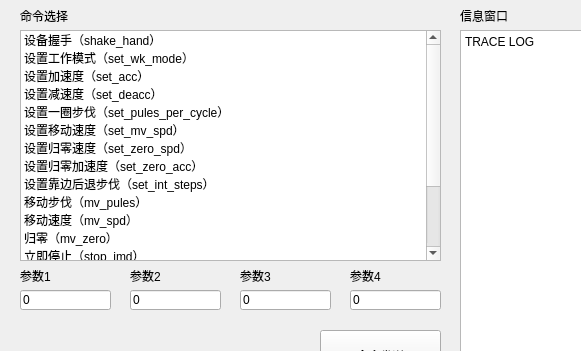
Baxianxiahai/med, file cebs/form_qt/cebsMengForm.ui: the form before one commit; both pictures show x 0 to 581 and y 0 to 351 of the 1185 by 643 pixel window.
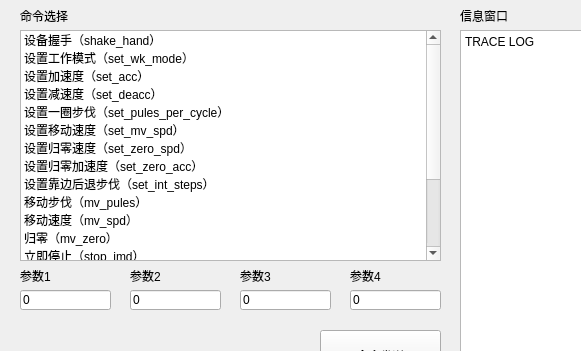
The form after the commit.

Commit message: LC:add test pules command in cebs meng UI

Patch:
```diff
--- a/cebs/form_qt/cebsMengForm.ui
+++ b/cebs/form_qt/cebsMengForm.ui
@@ -120,6 +120,11 @@
      <string>查询一般状态（inq_status）</string>
     </property>
    </item>
+   <item>
+    <property name="text">
+     <string>测试脉冲数（test_pules)</string>
+    </property>
+   </item>
   </widget>
   <widget class="QLabel" name="label_meng_par1">
    <property name="geometry">
```
The commit also changes 11 other files.
